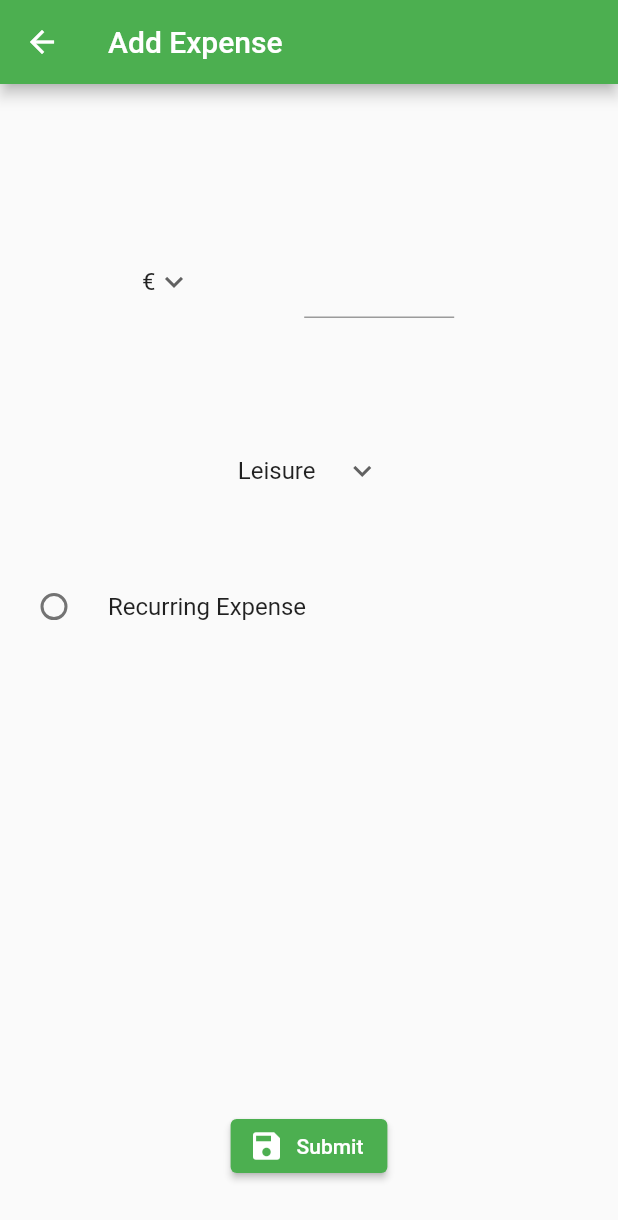
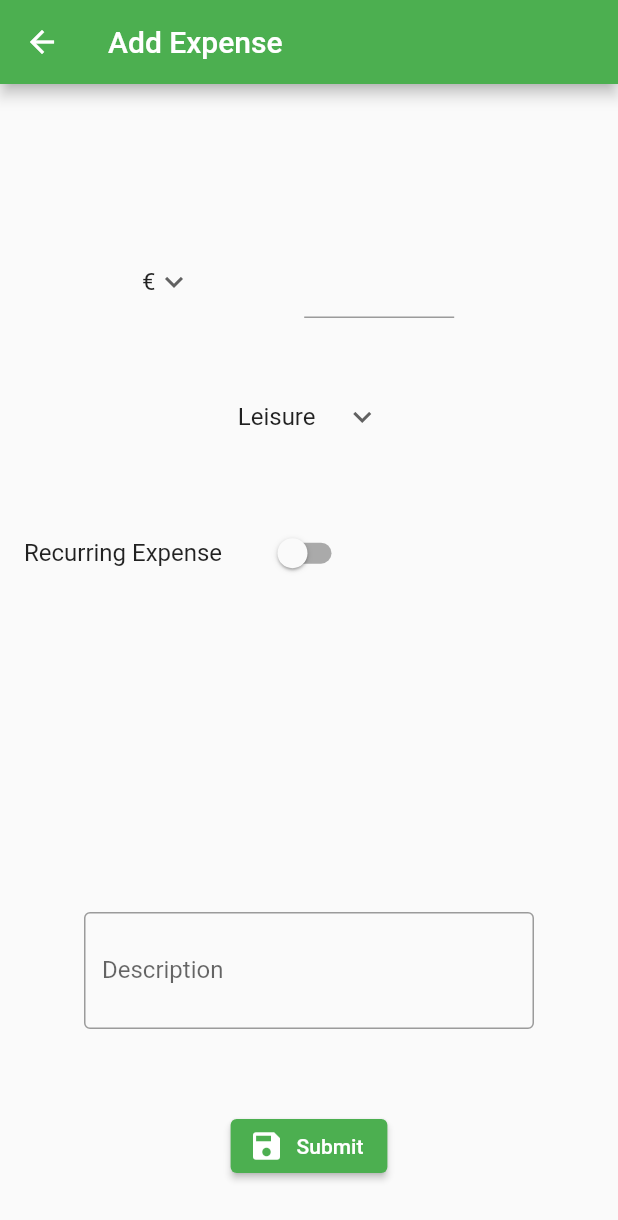
Before and after one commit to Davide64-dev/FEUP_ESOF_MoneyWatch, a Flutter app: the addExpense screen opened directly, after a tap on "Recurring Expense", on a phone screen of 412 x 824 dp. Shown: the top 1220 px of the screen. Run offline on Flutter 3.47's test engine with Material 2 defaults, Android fonts, the phone set to English and light mode, and no system bars; our stand-ins replace flutter_speed_dial, pie_chart; missing offline and left inert: dart:ffi.

Commit message:
Finished the vertical prototype

```diff
--- a/lib/addExpense.dart
+++ b/lib/addExpense.dart
@@ -14,7 +14,7 @@ class _addExpense extends State<addExpense> {
 
   @override
   Widget build(BuildContext context) {
-    bool _showInputBoxTable = false;
+    bool isSwitched = false;
     String dropdownvalue = '€';
     var items = [
       "€",
@@ -74,7 +74,7 @@ class _addExpense extends State<addExpense> {
             ),
 
           Align(
-              alignment: Alignment(0, -0.35),
+              alignment: Alignment(0, -0.45),
               child: DropdownButton<String>(
                 value: category,
                 underline: SizedBox(),
@@ -99,21 +99,36 @@ class _addExpense extends State<addExpense> {
           ),
 
           Align(
-            alignment: Alignment(0, -0.1),
-              child: RadioListTile(
+            alignment: Alignment(-1, -0.2),
+              child: SizedBox(
+                width: 250,
+              child: SwitchListTile(
                   title: Text("Recurring Expense"),
-                  value: "radio value",
-                  groupValue: "",
+                  value: isSwitched,
                   onChanged: (value) {
                     setState(() {
-
-                      _showInputBoxTable = true;
+                      isSwitched = value;
                     }
                     );
                   }),
               ),
+          ),
 
-
+          Align(
+            alignment: Alignment(0,0.6),
+            child: SizedBox(
+              width: 300,
+              child: TextField(
+                cursorHeight: 20,
+                maxLines: 2,
+                decoration: InputDecoration(
+                  labelText: 'Description',
+                  border: OutlineInputBorder(),
+                  hintText: 'Enter your Description',
+                ),
+              ),
+            ),
+          ),
 
           Align(
             //alignment: Alignment(50, 50),
@@ -128,7 +143,7 @@ class _addExpense extends State<addExpense> {
               label: Text("Submit"),
 
             )
-      ),
+        ),
         ],
 
       ),
```
